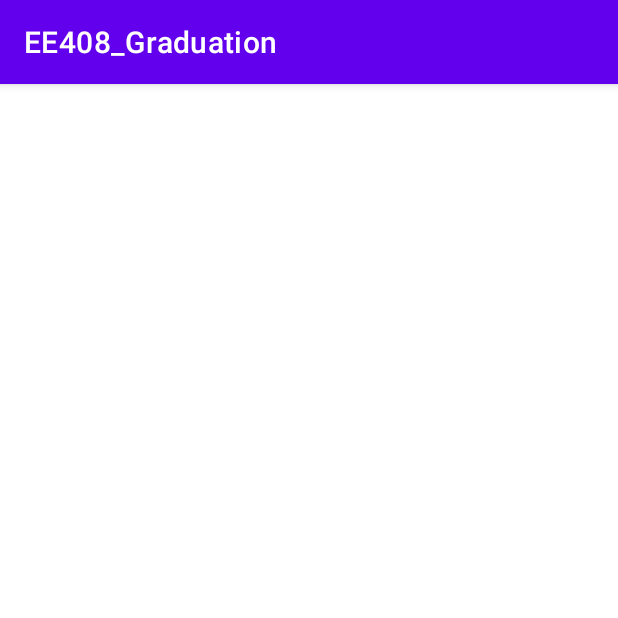
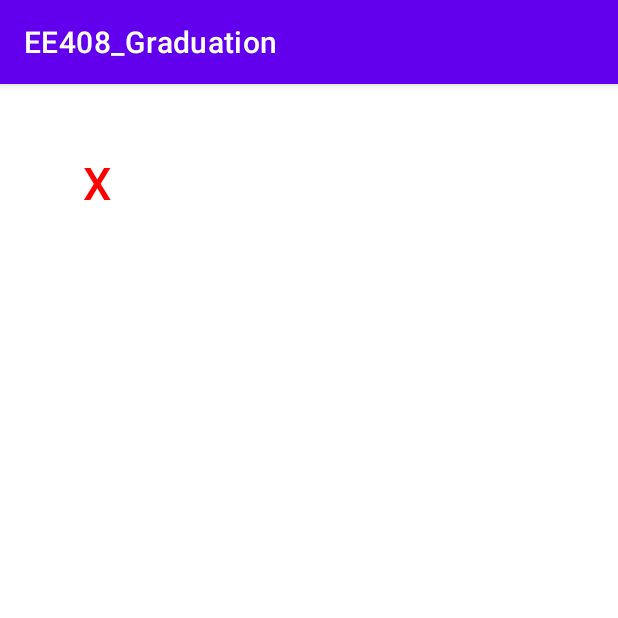
Before and after one commit to neureubd/EE408_Graduation, an Android app: the GameView screen opened directly, with no data from a screen before it, on a phone screen of 412 x 824 dp, the top half of it. Run offline under Robolectric (Android 15) with nearby library versions, the phone set to English and light mode, and no system bars.

Commit message:
game back button

```diff
--- a/app/src/main/java/com/zybooks/ee408_graduation/GameView.java
+++ b/app/src/main/java/com/zybooks/ee408_graduation/GameView.java
@@ -2,14 +2,34 @@ package com.zybooks.ee408_graduation;
 
 import androidx.appcompat.app.AppCompatActivity;
 
+import android.annotation.SuppressLint;
+import android.content.Intent;
 import android.os.Bundle;
+import android.view.View;
+import android.widget.Button;
 
 public class GameView extends AppCompatActivity {
-
+    private Button gameBack;
+    @SuppressLint("MissingInflatedId")
     @Override
     protected void onCreate(Bundle savedInstanceState) {
         super.onCreate(savedInstanceState);
         setContentView(R.layout.activity_game_view);
+
+        gameBack = (Button) findViewById(R.id.gameBack);
+
+        gameBack.setOnClickListener(new View.OnClickListener() {
+            @Override
+            public void onClick(View view) {
+                returnToMainPage();
+            }
+        });
+
+    }
+
+    public void returnToMainPage(){
+        Intent intent = new Intent(this, MainActivity.class);
+        startActivity(intent);
     }
 }
 //Test. - Dalton
--- a/app/src/main/res/layout/activity_game_view.xml
+++ b/app/src/main/res/layout/activity_game_view.xml
@@ -6,4 +6,21 @@
     android:layout_height="match_parent"
     tools:context=".GameView">
 
+    <Button
+        android:id="@+id/gameBack"
+        android:layout_width="70dp"
+        android:layout_height="68dp"
+        android:layout_alignParentBottom="true"
+        android:layout_centerHorizontal="true"
+        android:layout_marginTop="32dp"
+        android:background="#00FFFFFF"
+        android:text="@string/gameback"
+        android:textColor="@color/red"
+        android:textSize="30sp"
+        app:layout_constraintEnd_toEndOf="parent"
+        app:layout_constraintHorizontal_bias="0.087"
+        app:layout_constraintStart_toStartOf="parent"
+        app:layout_constraintTop_toTopOf="parent" />
+
+
 </androidx.constraintlayout.widget.ConstraintLayout>
--- a/app/src/main/res/values/colors.xml
+++ b/app/src/main/res/values/colors.xml
@@ -7,4 +7,5 @@
     <color name="teal_700">#FF018786</color>
     <color name="black">#FF000000</color>
     <color name="white">#FFFFFFFF</color>
+    <color name="red">#FFFF0000</color>
 </resources>
--- a/app/src/main/res/values/strings.xml
+++ b/app/src/main/res/values/strings.xml
@@ -10,6 +10,7 @@
     <string name="delete">Delete</string>
     <string name="select_user_view_header">Select User</string>
     <string name="delete_user_view_header">Delete User</string>
+    <string name="gameback">X</string>
 
     <string name="profile1">Profile 1</string>
     <string name="profile2">Profile 2</string>
```
